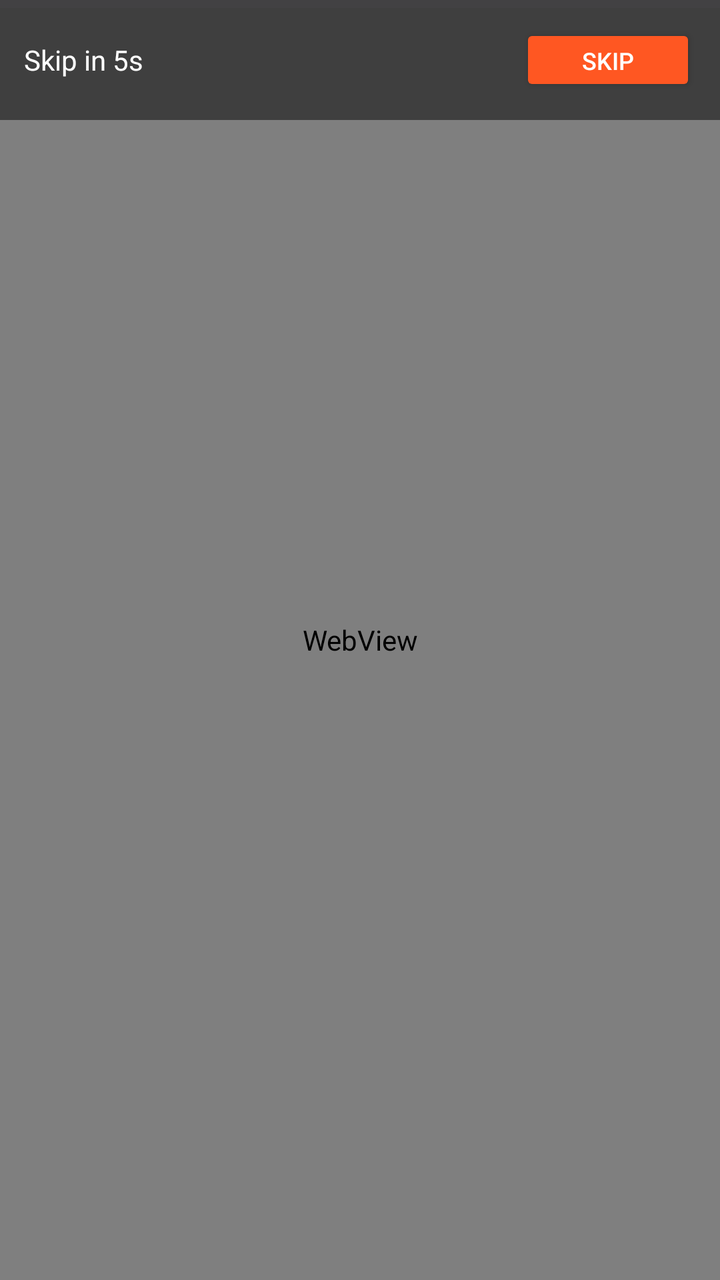
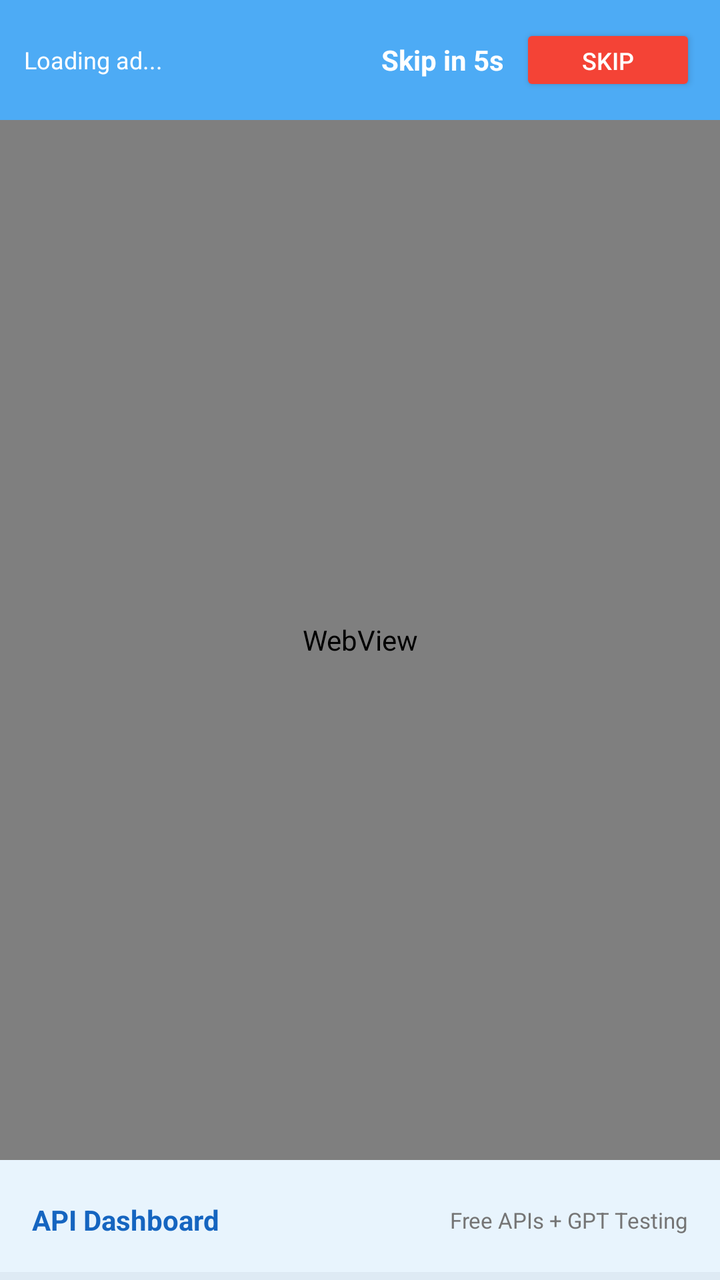

An Android layout rendered at two revisions. The XML below is the earlier revision; the diff shows what the commit changed to produce the second picture.
<!-- AndroidManifest.xml: activity theme Theme.App -->
<!-- res/layout/activity_ad.xml -->
<?xml version="1.0" encoding="utf-8"?>
<FrameLayout xmlns:android="http://schemas.android.com/apk/res/android"
    android:layout_width="match_parent"
    android:layout_height="match_parent"
    android:background="@color/white">

    <WebView
        android:id="@+id/webView"
        android:layout_width="match_parent"
        android:layout_height="match_parent" />

    <LinearLayout
        android:layout_width="match_parent"
        android:layout_height="wrap_content"
        android:layout_gravity="top"
        android:orientation="vertical"
        android:padding="12dp"
        android:background="#80000000">

        <LinearLayout
            android:layout_width="match_parent"
            android:layout_height="wrap_content"
            android:orientation="horizontal"
            android:gravity="center_vertical">

            <TextView
                android:id="@+id/tvCountdown"
                android:layout_width="0dp"
                android:layout_height="wrap_content"
                android:layout_weight="1"
                android:text="Skip in 5s"
                android:textColor="@color/white"
                android:textSize="14sp" />

            <Button
                android:id="@+id/btnSkip"
                android:layout_width="wrap_content"
                android:layout_height="36dp"
                android:text="SKIP"
                android:textSize="12sp"
                android:textAllCaps="false"
                android:backgroundTint="#FF5722"
                android:textColor="@color/white"
                android:paddingHorizontal="16dp" />
        </LinearLayout>
    </LinearLayout>

    <ProgressBar
        android:id="@+id/progressBar"
        style="?android:attr/progressBarStyleHorizontal"
        android:layout_width="match_parent"
        android:layout_height="4dp"
        android:layout_gravity="top"
        android:indeterminate="false"
        android:max="100"
        android:progressTint="#4CAF50" />
</FrameLayout>
<!-- resources referenced by this layout -->
<resources>
  <color name="white">#FFFFFF</color>
  <style name="Theme.App" parent="Theme.Material3.DayNight.NoActionBar">
          <item name="colorPrimary">@color/primary</item>
          <item name="colorPrimaryVariant">@color/primary_variant</item>
          <item name="colorSecondary">@color/secondary</item>
          <item name="android:statusBarColor">?attr/colorPrimaryVariant</item>
          <item name="android:windowBackground">@color/background</item>
      </style>
  <color name="primary">#1565C0</color>
  <color name="primary_variant">#0D47A1</color>
  <color name="secondary">#00BCD4</color>
  <color name="background">#F5F5F5</color>
</resources>

<!-- the commit's change to res/layout/activity_ad.xml (unified diff, before → after) -->
@@ -7,42 +7,64 @@
     <WebView
         android:id="@+id/webView"
         android:layout_width="match_parent"
-        android:layout_height="match_parent" />
+        android:layout_height="match_parent"
+        android:layout_marginTop="60dp"
+        android:layout_marginBottom="60dp" />
 
     <LinearLayout
         android:layout_width="match_parent"
-        android:layout_height="wrap_content"
+        android:layout_height="60dp"
         android:layout_gravity="top"
-        android:orientation="vertical"
-        android:padding="12dp"
-        android:background="#80000000">
+        android:orientation="horizontal"
+        android:paddingHorizontal="12dp"
+        android:paddingVertical="8dp"
+        android:background="#CC2196F3"
+        android:gravity="center_vertical">
 
-        <LinearLayout
-            android:layout_width="match_parent"
+        <TextView
+            android:id="@+id/tvStatus"
+            android:layout_width="0dp"
             android:layout_height="wrap_content"
-            android:orientation="horizontal"
-            android:gravity="center_vertical">
+            android:layout_weight="1"
+            android:text="Loading ad..."
+            android:textColor="@color/white"
+            android:textSize="12sp"
+            android:singleLine="true"
+            android:ellipsize="end" />
 
-            <TextView
-                android:id="@+id/tvCountdown"
-                android:layout_width="0dp"
-                android:layout_height="wrap_content"
-                android:layout_weight="1"
-                android:text="Skip in 5s"
-                android:textColor="@color/white"
-                android:textSize="14sp" />
+        <Button
+            android:id="@+id/btnRefresh"
+            android:layout_width="wrap_content"
+            android:layout_height="32dp"
+            android:text="Reload"
+            android:textSize="11sp"
+            android:textAllCaps="false"
+            android:visibility="gone"
+            android:backgroundTint="#FF9800"
+            android:textColor="@color/white"
+            android:layout_marginEnd="8dp"
+            android:paddingHorizontal="12dp" />
 
-            <Button
-                android:id="@+id/btnSkip"
-                android:layout_width="wrap_content"
-                android:layout_height="36dp"
-                android:text="SKIP"
-                android:textSize="12sp"
-                android:textAllCaps="false"
-                android:backgroundTint="#FF5722"
-                android:textColor="@color/white"
-                android:paddingHorizontal="16dp" />
-        </LinearLayout>
+        <TextView
+            android:id="@+id/tvCountdown"
+            android:layout_width="wrap_content"
+            android:layout_height="wrap_content"
+            android:text="Skip in 5s"
+            android:textColor="@color/white"
+            android:textSize="14sp"
+            android:textStyle="bold"
+            android:layout_marginEnd="8dp" />
+
+        <Button
+            android:id="@+id/btnSkip"
+            android:layout_width="wrap_content"
+            android:layout_height="36dp"
+            android:text="SKIP"
+            android:textSize="12sp"
+            android:textAllCaps="false"
+            android:backgroundTint="#F44336"
+            android:textColor="@color/white"
+            android:paddingHorizontal="20dp" />
     </LinearLayout>
 
     <ProgressBar
@@ -50,8 +72,35 @@
         style="?android:attr/progressBarStyleHorizontal"
         android:layout_width="match_parent"
         android:layout_height="4dp"
-        android:layout_gravity="top"
+        android:layout_gravity="bottom"
         android:indeterminate="false"
         android:max="100"
         android:progressTint="#4CAF50" />
+
+    <LinearLayout
+        android:layout_width="match_parent"
+        android:layout_height="60dp"
+        android:layout_gravity="bottom"
+        android:orientation="horizontal"
+        android:paddingHorizontal="16dp"
+        android:paddingVertical="8dp"
+        android:background="#CCE3F2FD"
+        android:gravity="center">
+
+        <TextView
+            android:layout_width="0dp"
+            android:layout_height="wrap_content"
+            android:layout_weight="1"
+            android:text="API Dashboard"
+            android:textColor="@color/primary"
+            android:textSize="14sp"
+            android:textStyle="bold" />
+
+        <TextView
+            android:layout_width="wrap_content"
+            android:layout_height="wrap_content"
+            android:text="Free APIs + GPT Testing"
+            android:textColor="@color/text_secondary"
+            android:textSize="11sp" />
+    </LinearLayout>
 </FrameLayout>
<!-- resource entries referenced after the edit -->
@@ -1,5 +1,7 @@
 <!-- resources referenced by this layout -->
 <resources>
+  <color name="primary">#1565C0</color>
+  <color name="text_secondary">#757575</color>
   <color name="white">#FFFFFF</color>
   <style name="Theme.App" parent="Theme.Material3.DayNight.NoActionBar">
           <item name="colorPrimary">@color/primary</item>
@@ -8,7 +10,6 @@
           <item name="android:statusBarColor">?attr/colorPrimaryVariant</item>
           <item name="android:windowBackground">@color/background</item>
       </style>
-  <color name="primary">#1565C0</color>
   <color name="primary_variant">#0D47A1</color>
   <color name="secondary">#00BCD4</color>
   <color name="background">#F5F5F5</color>
